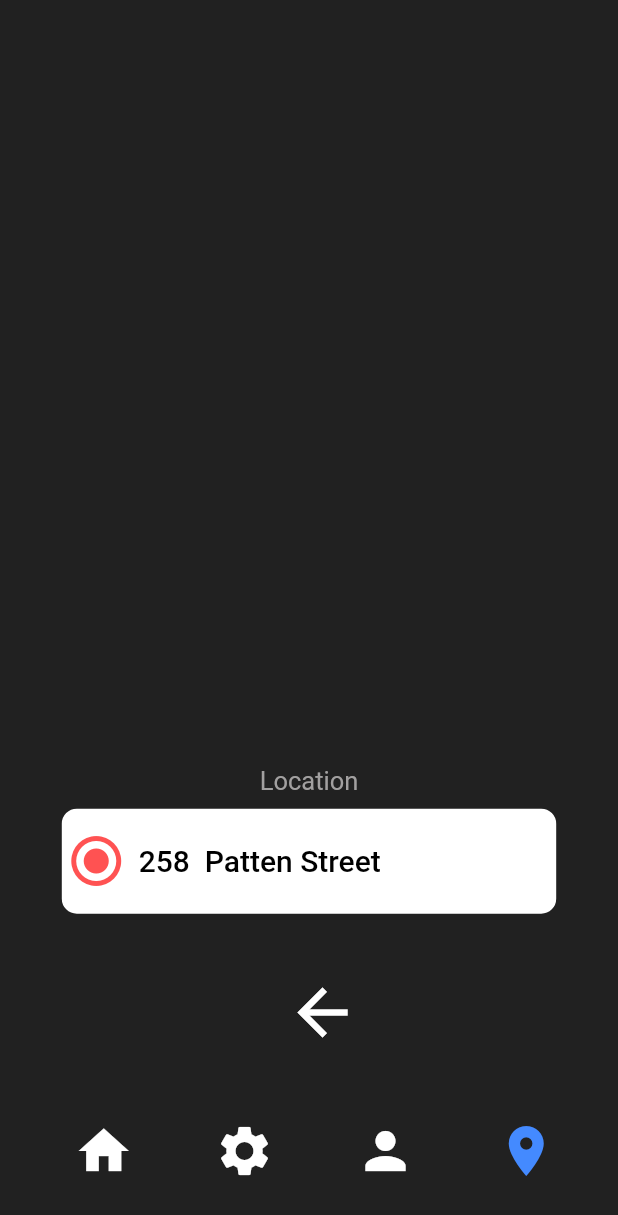
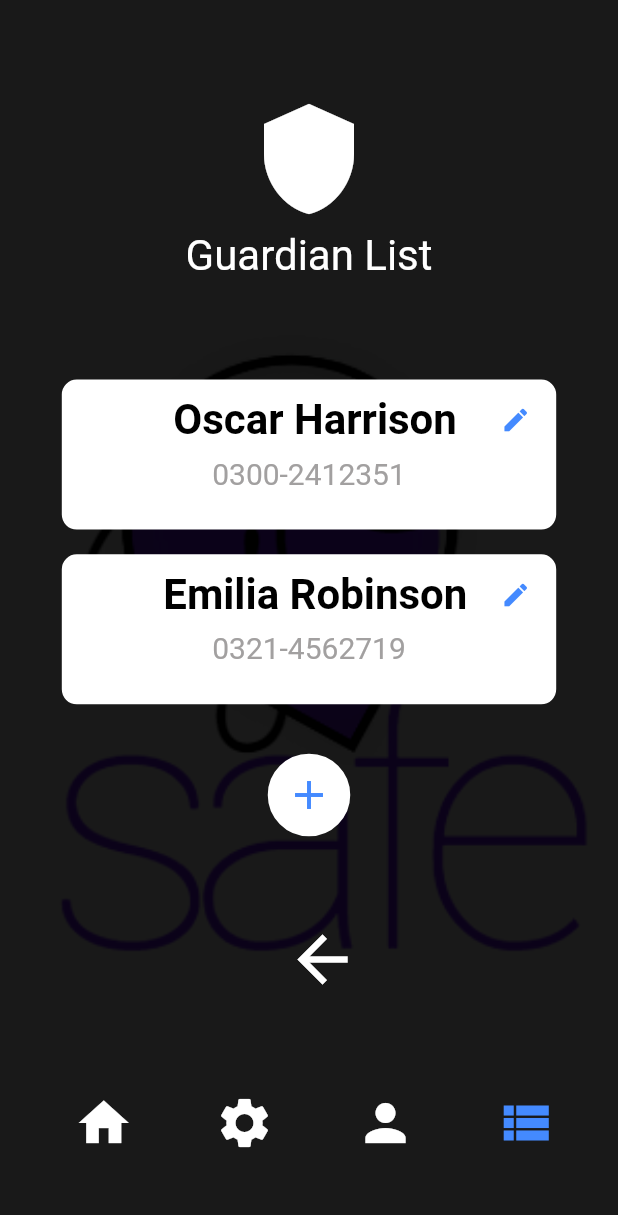
Before and after one commit to msaudali94/go_safe, a Flutter app: the screen it shows after launch, on a phone screen of 412 x 824 dp. Shown: the top 1215 px of the screen. Run offline on Flutter 3.47's test engine with Material 2 defaults, Android fonts, the phone set to English and light mode, and no system bars; our stand-ins replace dropdown_button2; missing offline and left inert: user_profile_avatar.

Commit message:
16/08 01:13 am

```diff
--- /dev/null
+++ b/lib/guardianlist.dart
@@ -0,0 +1,256 @@
+import 'package:flutter/material.dart';
+import 'package:go_safe/res/Assets.dart';
+
+
+class GuardianList extends StatefulWidget{
+  @override
+  _GuardianList createState() => _GuardianList();
+}
+
+class _GuardianList extends  State<GuardianList> {
+
+
+  @override
+  Widget build(BuildContext context){
+
+    return Scaffold(
+      body: Container(
+          height: MediaQuery.of(context).size.height,
+          width: MediaQuery.of(context).size.width,
+          decoration: BoxDecoration(
+            image: new DecorationImage(
+              image: new ExactAssetImage(Assets.logo),
+              fit: BoxFit.cover,
+            ),        ),
+          child:Container(
+            padding: EdgeInsets.symmetric(horizontal:MediaQuery.of(context).size.width*0.1 ),
+            color: Colors.black54.withOpacity(0.9),
+
+            child: Column(
+
+              children: [
+
+                SizedBox(height: MediaQuery.of(context).size.height*0.08,),
+
+                Icon(Icons.shield,
+                  color: Colors.white,
+                  size: 80,
+                ),
+
+                SizedBox(height: MediaQuery.of(context).size.height*0.01,),
+
+                Text("Guardian List",
+                  textAlign: TextAlign.center,
+                  style: TextStyle(
+                    color: Colors.white,
+                    fontSize: 28.0,
+                    fontWeight: FontWeight.w400,
+                  ),
+                ),
+
+
+                SizedBox(height: MediaQuery.of(context).size.height*0.08,),
+
+                Container(
+                  alignment: Alignment.topCenter,
+                  height: 100,
+                  width: 400,
+                  decoration: BoxDecoration(
+                      color: Colors.white,
+                      border: Border.all(
+                        color: Colors.white,
+                        width: 3,
+                      ),
+                      borderRadius: BorderRadius.all(Radius.circular(10))
+                  ),
+
+
+                  child:Column(mainAxisAlignment: MainAxisAlignment.start,
+                    children: [
+
+                      Row(mainAxisAlignment: MainAxisAlignment.end,
+                        children: [
+
+                          Text("Oscar Harrison  ",
+                            textAlign: TextAlign.center,
+                            style: TextStyle(
+                              color: Colors.black,
+                              fontSize: 28.0,
+                              fontWeight: FontWeight.w700,
+                            ),),
+
+                          SizedBox(width: MediaQuery.of(context).size.width*0.02,),
+
+                          IconButton(onPressed: (){},
+                            icon:Icon(Icons.edit,
+                              color:Colors.blueAccent,
+                              size: 20,),
+                          ),
+                        ],),
+
+
+
+                      Row(mainAxisAlignment: MainAxisAlignment.center,
+                        children: [
+
+                          Text("0300-2412351",
+                            textAlign: TextAlign.center,
+                            style: TextStyle(
+                              color: Color(0xFFA2A0A0),
+                              fontSize: 20.0,
+                              fontWeight: FontWeight.w400,
+                            ),),
+
+                        ],),
+
+                    ],
+                  ),
+                ),
+
+
+
+                SizedBox(height: MediaQuery.of(context).size.height*0.02,),
+
+
+
+        Container(
+          alignment: Alignment.topCenter,
+          height: 100,
+          width: 400,
+          decoration: BoxDecoration(
+              color: Colors.white,
+              border: Border.all(
+                color: Colors.white,
+                width: 3,
+              ),
+              borderRadius: BorderRadius.all(Radius.circular(10))
+          ),
+
+
+          child:Column(mainAxisAlignment: MainAxisAlignment.start,
+            children: [
+
+              Row(mainAxisAlignment: MainAxisAlignment.end,
+                children: [
+
+                  Text("Emilia Robinson",
+                    textAlign: TextAlign.center,
+                    style: TextStyle(
+                      color: Colors.black,
+                      fontSize: 28.0,
+                      fontWeight: FontWeight.w700,
+                    ),),
+
+                  SizedBox(width: MediaQuery.of(context).size.width*0.02,),
+
+                  IconButton(onPressed: (){},
+                    icon:Icon(Icons.edit,
+                      color:Colors.blueAccent,
+                      size: 20,),
+                  ),
+                ],),
+
+
+
+              Row(mainAxisAlignment: MainAxisAlignment.center,
+                children: [
+
+                  Text("0321-4562719",
+                    textAlign: TextAlign.center,
+                    style: TextStyle(
+                      color: Color(0xFFA2A0A0),
+                      fontSize: 20.0,
+                      fontWeight: FontWeight.w400,
+                    ),),
+
+                ],),
+
+            ],
+          ),
+        ),
+
+                SizedBox(height: MediaQuery.of(context).size.height*0.04,),
+
+          Container(
+                    height: 55,
+                    width: 55,
+                    decoration: BoxDecoration(
+                        color: Colors.white,
+                        border: Border.all(
+                          color: Colors.white,
+                          width: 3,
+                        ),
+                        borderRadius: BorderRadius.all(Radius.circular(120))
+                    ),
+                    child: IconButton(onPressed: (){},
+                      icon: Icon(Icons.add,
+                        color: Colors.blueAccent,
+                        size: 32,
+                      ),)
+
+                ),
+
+
+
+                SizedBox(height: MediaQuery.of(context).size.height*0.06,),
+
+
+                IconButton(onPressed: (){},
+
+                  icon: Icon(Icons.arrow_back,
+                    color: Colors.white,
+                    size: 50,
+                  ),),
+
+
+                SizedBox(height: MediaQuery.of(context).size.height*0.08,),
+
+
+                Row(
+                  mainAxisAlignment: MainAxisAlignment.spaceBetween,
+                  children: [
+
+                    IconButton(onPressed: (){},
+
+                      icon: Icon(Icons.home,
+                        color: Colors.white,
+                        size: 40,
+                      ),),
+
+
+                    IconButton(onPressed: (){},
+
+                      icon: Icon(Icons.settings,
+                        color: Colors.white,
+                        size: 40,
+                      ),),
+
+
+                    IconButton(onPressed: (){},
+
+                      icon: Icon(Icons.person,
+                        color: Colors.white,
+                        size: 40,
+                      ),),
+
+                    IconButton(onPressed: (){},
+
+                      icon: Icon(Icons.view_list,
+                        color: Colors.blueAccent,
+                        size: 40,
+                      ),),
+
+                  ],
+                ),
+
+
+              ],
+            ),
+
+          )
+
+      ),
+
+    );
+  }
+}
--- a/lib/livelocation.dart
+++ b/lib/livelocation.dart
@@ -27,6 +27,8 @@ class _LiveLocation extends  State<LiveLocation> {
               children: [
 
                 SizedBox(height: MediaQuery.of(context).size.height * 0.62,),
+
+
         Text("Location",
           style: TextStyle(
             color: Color(0xFFA2A0A0),
@@ -48,6 +50,7 @@ class _LiveLocation extends  State<LiveLocation> {
               ),
               borderRadius: BorderRadius.all(Radius.circular(10))
           ),
+
           child:Row(mainAxisAlignment: MainAxisAlignment.start,
 
             children: [
@@ -71,6 +74,7 @@ class _LiveLocation extends  State<LiveLocation> {
 
             ],
           ),
+
         ),
 
 
--- a/lib/main.dart
+++ b/lib/main.dart
@@ -23,6 +23,8 @@ import 'emergency.dart';
 import 'batterystatus.dart';
 import 'ridedetails.dart';
 import 'livelocation.dart';
+import 'guardianlist.dart';
+
 
 void main() {
   runApp(const MyApp());
@@ -36,7 +38,7 @@ class MyApp extends StatelessWidget {
   Widget build(BuildContext context) {
     return MaterialApp(
       title:"Go Safe",
-      home: LiveLocation()
+      home: GuardianList()
       );
   }
 }
```
